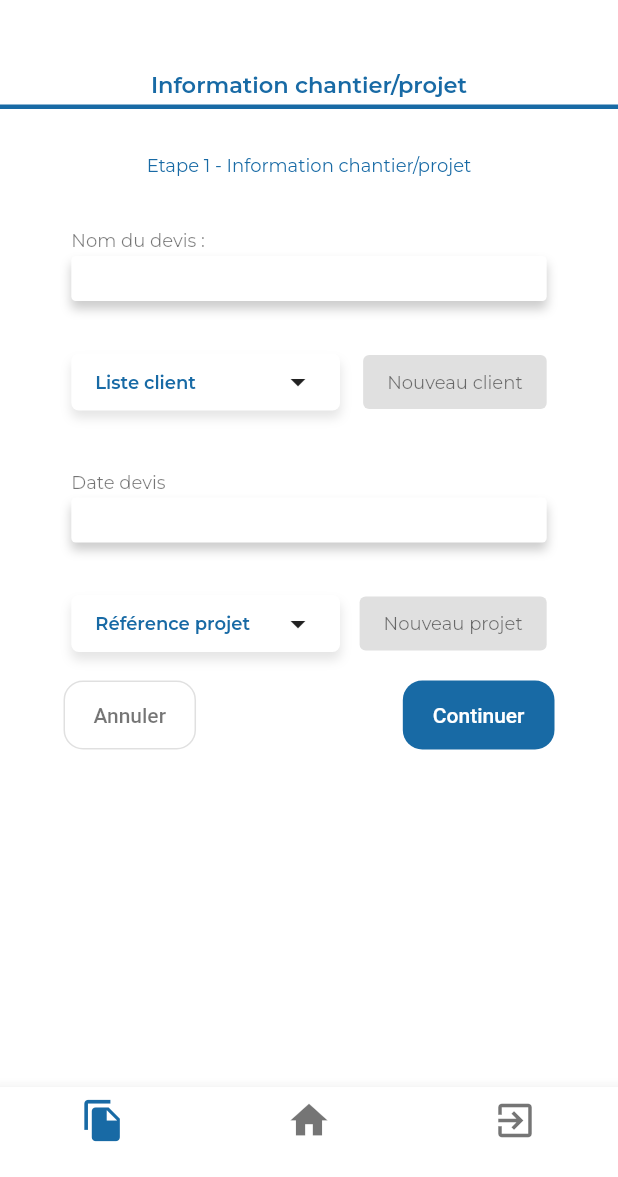
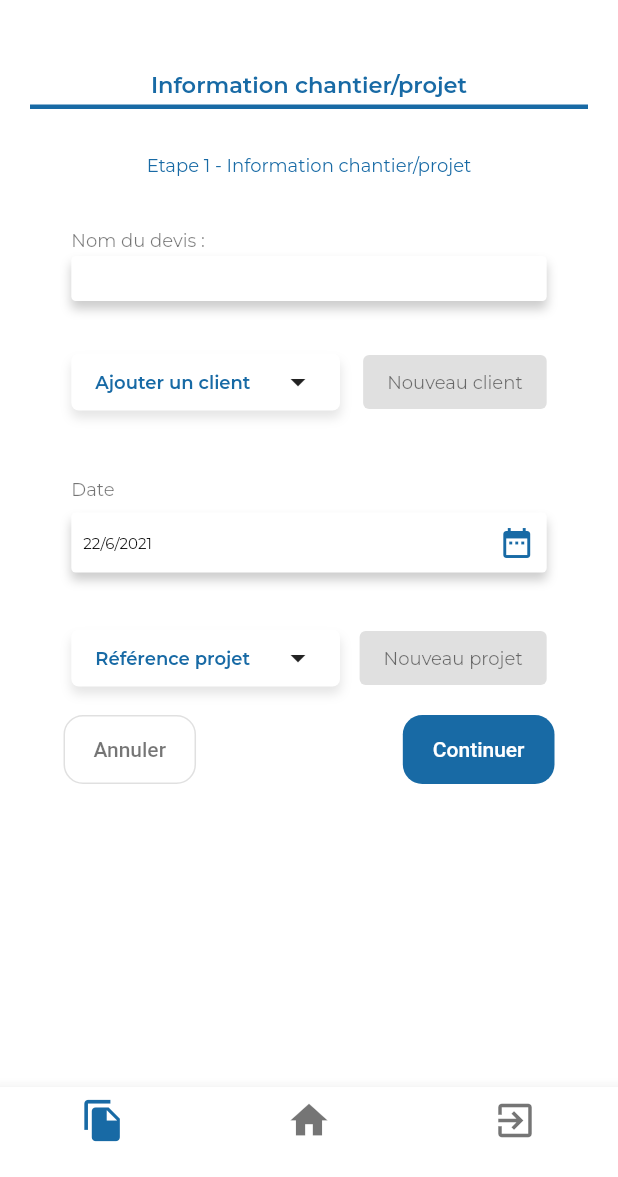
Before and after one commit to BreizhTek/madera_alpha, a Flutter app: the CommercialStep1 screen opened by its route, on a phone screen of 412 x 824 dp, the part 59-1236 px from its top. Run offline on Flutter 3.47's test engine with Material 2 defaults, Android fonts, the phone set to English and light mode, and no system bars; our stand-ins replace google_fonts, sqflite; missing offline and left inert: dart_strapi, flappy_search_bar; accounts and stored records are empty.

Commit message:
Add client to the quote - step 1

```diff
--- a/lib/src/views/ui/commercial_step_1.dart
+++ b/lib/src/views/ui/commercial_step_1.dart
@@ -1,4 +1,3 @@
-
 import 'package:flutter/material.dart';
 import 'package:google_fonts/google_fonts.dart';
 import 'package:madera_prototype/src/views/components/reusable_widgets.dart';
@@ -13,6 +12,8 @@ class CommercialStep1 extends StatefulWidget {
 class _CommercialStep1State extends State<CommercialStep1> {
   String _title = "Création de devis";
   String _project;
+  List<String> _clientList = [];
+  DateTime selectedDate = DateTime.now();
 
   @override
   void initState() {
@@ -29,8 +30,9 @@ class _CommercialStep1State extends State<CommercialStep1> {
         body: Form(
           child: Center(
             child: ListView(
+              padding: const EdgeInsets.symmetric(horizontal: 20),
               children: [
-                if(isLargeScreen) dividerBlock(50),
+                if (isLargeScreen) dividerBlock(50),
                 // divider(4, 4),
                 title("Information chantier/projet"),
                 divider(1.1, 4),
@@ -38,31 +40,146 @@ class _CommercialStep1State extends State<CommercialStep1> {
                   width: isLargeScreen
                       ? MediaQuery.of(context).size.width / 1
                       : MediaQuery.of(context).size.width / 0.8,
-                  child: Column(
+                  child: mainView(),
+                ),
+              ],
+            ),
+          ),
+        ));
+  }
+
+  List<Widget> clientsList() {
+    List<Widget> rows = [];
+    if (_clientList.isNotEmpty) {
+      for (var i = 0; i < _clientList.length; i++) {
+        rows.add(
+          Container(
+            // width: MediaQuery.of(context).size.width,
+            margin: EdgeInsets.all(3),
+            padding: isLargeScreen ? EdgeInsets.all(12) : EdgeInsets.all(6),
+            child: Text(_clientList[i].toString()),
+            decoration: BoxDecoration(
+              color: Colors.white,
+              borderRadius: BorderRadius.only(
+                  topLeft: Radius.circular(3),
+                  topRight: Radius.circular(3),
+                  bottomLeft: Radius.circular(3),
+                  bottomRight: Radius.circular(3)),
+              boxShadow: [
+                BoxShadow(
+                    color: Colors.black.withOpacity(0.1),
+                    blurRadius: 5,
+                    offset: Offset(0.0, 5)),
+              ],
+            ),
+          ),
+        );
+      }
+    }
+    return rows;
+  }
+
+  Column mainView() {
+    return Column(
       children: [
-                      if(isLargeScreen) dividerBlock(50),
+        if (isLargeScreen) dividerBlock(50),
         subTitle("Etape 1 - Information chantier/projet"),
-                      if(isLargeScreen) dividerBlock(100),
+        if (isLargeScreen) dividerBlock(100),
         Column(
             mainAxisSize: MainAxisSize.max,
             mainAxisAlignment: MainAxisAlignment.spaceEvenly,
             children: [
               textField("Vous devez renseigner un nom pour le devis",
                   "Nom du devis :"),
-                        listShow("Liste client", "Nouveau client", "/clients_list"),
-                        textField("Vous devez renseigner une date pour le devis",
-                            "Date devis"),
+              listShow("Ajouter un client", "Nouveau client", "/clients_list"),
+              Container(
+                margin: isLargeScreen
+                    ? EdgeInsets.only(top: 20, bottom: 2)
+                    : EdgeInsets.only(top: 5),
+                child: Wrap(
+                  // children: clientsList(),
+                  children: clientsList(),
+                ),
+              ),
+              dateInput('Date'),
+              // textField("Vous devez renseigner une date pour le devis",
+              //     "Date devis"),
               listShow("Référence projet", "Nouveau projet", "/projects_list"),
-                            if(isLargeScreen) dividerBlock(50),
+              if (isLargeScreen) dividerBlock(50),
               buttons("Annuler", "Continuer"),
             ]),
       ],
+    );
+  }
+
+  dateInput(String label) {
+    return Column(children: [
+      Container(
+          margin: EdgeInsets.only(top: 30.0, bottom: 3.0),
+          alignment: Alignment.centerLeft,
+          width: isLargeScreen
+              ? MediaQuery.of(context).size.width / 1.5
+              : MediaQuery.of(context).size.width / 1.3,
+          child: simpleText(label, false)),
+      Container(
+          alignment: Alignment.centerLeft,
+          width: isLargeScreen
+              ? MediaQuery.of(context).size.width / 1.5
+              : MediaQuery.of(context).size.width / 1.3,
+          child: Container(
+            alignment: Alignment.center,
+            margin: EdgeInsets.only(top: 5.0, bottom: 3.0),
+            height: 40,
+            width: isLargeScreen
+                ? MediaQuery.of(context).size.width / 5
+                : MediaQuery.of(context).size.width / 1.3,
+            child: TextButton(
+              onPressed: () {
+                _selectDate(context);
+              },
+              child: Row(
+                  mainAxisAlignment: MainAxisAlignment.spaceBetween,
+                  children: [
+                    Container(
+                      // child: simpleText( selectedDate.day.toString() + '/' +  selectedDate.month.toString() + '/' + selectedDate.year.toString(), false),
+                      child: classicText( selectedDate.day.toString() + '/' +  selectedDate.month.toString() + '/' + selectedDate.year.toString(), 10),
                     ),
+
+                    Container(
+                      child: Icon(Icons.date_range, color: mainBlue,),
+                    )
+                  ]),
+              // ),
             ),
+            decoration: BoxDecoration(
+              color: Colors.white,
+              borderRadius: BorderRadius.only(
+                  topLeft: Radius.circular(3),
+                  topRight: Radius.circular(3),
+                  bottomLeft: Radius.circular(3),
+                  bottomRight: Radius.circular(3)),
+              boxShadow: [
+                BoxShadow(
+                    color: Colors.black.withOpacity(0.2),
+                    blurRadius: 5,
+                    offset: Offset(0.0, 5)),
               ],
             ),
-          ),
-        ));
+          ))
+    ]);
+  }
+
+  _selectDate(BuildContext context) async {
+    final DateTime picked = await showDatePicker(
+      context: context,
+      initialDate: selectedDate, // Refer step 1
+      firstDate: DateTime(2000),
+      lastDate: DateTime(2025),
+    );
+    if (picked != null && picked != selectedDate)
+      setState(() {
+        selectedDate = picked;
+      });
   }
 
   Column textField(String textEmptyMessage, String libel) {
@@ -115,12 +232,19 @@ class _CommercialStep1State extends State<CommercialStep1> {
 
   Container divider(double size_large, double size_small) {
     return Container(
-      margin: isLargeScreen ? EdgeInsets.only( bottom: 40.0, ) : EdgeInsets.only( bottom: 20.0, ),
+      margin: isLargeScreen
+          ? EdgeInsets.only(
+              bottom: 40.0,
+            )
+          : EdgeInsets.only(
+              bottom: 20.0,
+            ),
       width: isLargeScreen
           ? MediaQuery.of(context).size.width / size_large
           : MediaQuery.of(context).size.width / size_small,
       decoration: const BoxDecoration(
-        border: Border( bottom: BorderSide(width: 3.0, color: mainBlue),
+        border: Border(
+          bottom: BorderSide(width: 3.0, color: mainBlue),
         ),
       ),
     );
@@ -173,8 +297,14 @@ class _CommercialStep1State extends State<CommercialStep1> {
                     ],
                   ),
                   child: FlatButton(
-                onPressed: () {
-                    Navigator.pushNamed(context, routeName);
+                    onPressed: () async {
+                      final result =
+                          await Navigator.pushNamed(context, routeName);
+                      if (routeName == '/clients_list') {
+                        setState(() {
+                          _clientList.add(result.toString());
+                        });
+                      }
                     },
                     child: Row(
                         mainAxisAlignment: MainAxisAlignment.spaceBetween,
@@ -185,7 +315,7 @@ class _CommercialStep1State extends State<CommercialStep1> {
                   ),
                 ),
                 ButtonTheme(
-              child :ElevatedButton(
+                  child: ElevatedButton(
                       style: ElevatedButton.styleFrom(primary: mainBlue),
                       onPressed: null,
                       child: FittedBox(
@@ -211,21 +341,28 @@ class _CommercialStep1State extends State<CommercialStep1> {
                 color: Colors.black54,
                 textColor: Colors.black54,
                 disabledTextColor: Colors.black,
-            padding: isLargeScreen ? EdgeInsets.only(top: 20.0 , bottom: 20, right: 50, left: 50) : EdgeInsets.only(top: 15.0 , bottom: 15, right: 20, left: 20),
+                padding: isLargeScreen
+                    ? EdgeInsets.only(
+                        top: 20.0, bottom: 20, right: 50, left: 50)
+                    : EdgeInsets.only(
+                        top: 15.0, bottom: 15, right: 20, left: 20),
                 child: Text(buttonText1),
                 onPressed: () {
                   Navigator.pushNamed(context, "/commercial");
                 },
-            shape: new RoundedRectangleBorder(borderRadius: new BorderRadius.circular(13.0))
-        ),
+                shape: new RoundedRectangleBorder(
+                    borderRadius: new BorderRadius.circular(13.0))),
             FlatButton(
               color: mainBlue,
               textColor: Colors.white,
               disabledColor: Colors.grey,
               disabledTextColor: Colors.black,
-          padding: isLargeScreen ? EdgeInsets.only(top: 20.0 , bottom: 20, right: 50, left: 50) : EdgeInsets.only(top: 15.0 , bottom: 15, right: 20, left: 20),
+              padding: isLargeScreen
+                  ? EdgeInsets.only(top: 20.0, bottom: 20, right: 50, left: 50)
+                  : EdgeInsets.only(top: 15.0, bottom: 15, right: 20, left: 20),
               child: Text(buttonText2),
-          shape: new RoundedRectangleBorder(borderRadius: new BorderRadius.circular(13.0)),
+              shape: new RoundedRectangleBorder(
+                  borderRadius: new BorderRadius.circular(13.0)),
               onPressed: () {
                 Navigator.pushNamed(context, "/commercial_2");
               },
@@ -257,10 +394,18 @@ class _CommercialStep1State extends State<CommercialStep1> {
         ));
   }
 
-  Container dividerBlock(double value){
+  Text classicText(String text, double size) {
+    return Text(text,
+        textAlign: TextAlign.center,
+        style: GoogleFonts.montserrat(
+          fontSize: size ,
+          color: Colors.black,
+          fontWeight: FontWeight.w400,
+        ));
+  }
+  Container dividerBlock(double value) {
     return Container(
       height: value,
     );
   }
-
 }
```
Also changed, not shown: lib/src/views/ui/client_list.dart (+22 -15 lines), lib/src/views/ui/commercial_home.dart (+15 -5 lines), lib/src/views/ui/login.dart (+5 -4 lines). Lines whose indentation alone changed are shown as unchanged.
